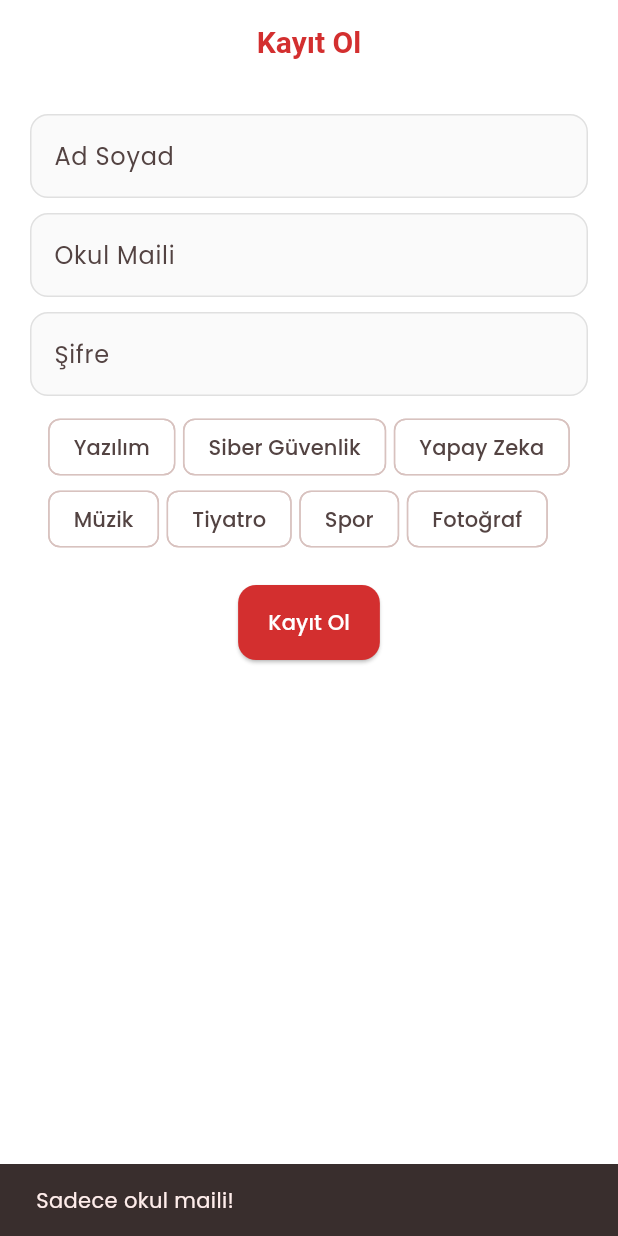
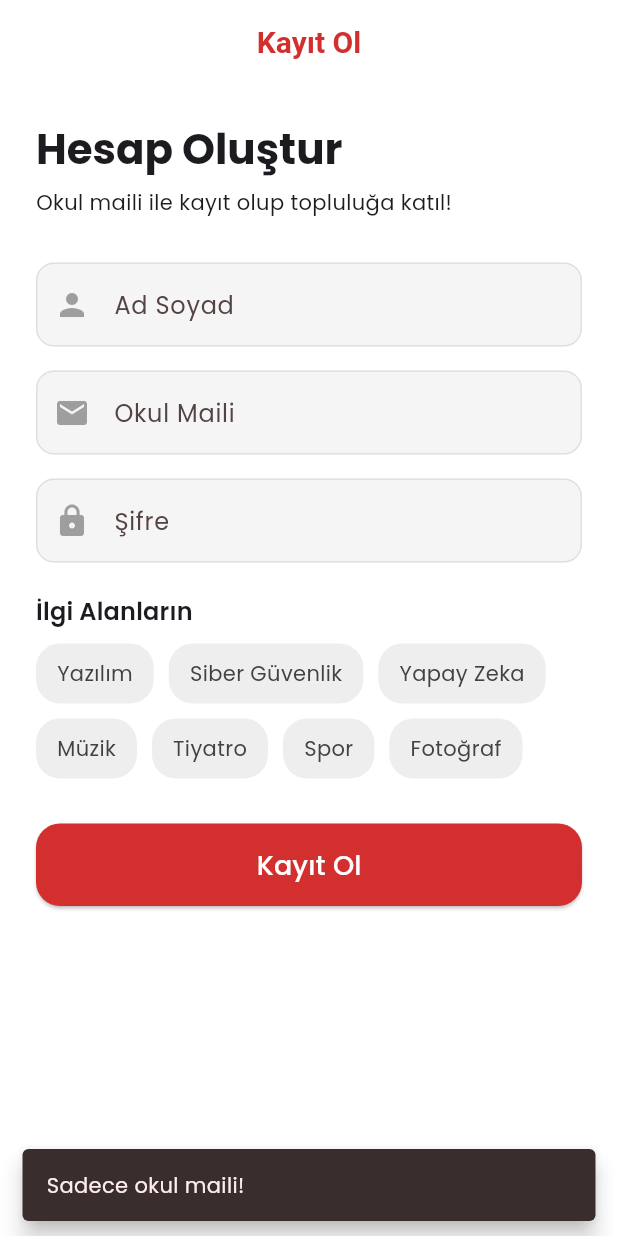
Before and after one commit to tubadeligoz/club-management-project, a Flutter app: the RegisterScreen screen opened directly, after a tap on "Kayıt Ol", on a phone screen of 412 x 824 dp. Run offline on Flutter 3.47's test engine with Material 3 defaults, Android fonts, the light colour scheme and no system bars; our stand-ins replace carousel_slider, cloud_firestore, firebase_auth, firebase_core, google_fonts, google_generative_ai and 2 more; accounts and stored records are empty; network calls fail.

Commit message:
kayıt olma ekranında güncellemeler yapıldı

```diff
--- a/lib/screens/register_screen.dart
+++ b/lib/screens/register_screen.dart
@@ -11,96 +11,228 @@ class RegisterScreen extends StatefulWidget {
 }
 
 class _RegisterScreenState extends State<RegisterScreen> {
-  final _nameController = TextEditingController();
-  final _emailController = TextEditingController();
-  final _passwordController = TextEditingController();
+  final _name = TextEditingController();
+  final _email = TextEditingController();
+  final _password = TextEditingController();
 
-  final List<String> _allInterests = ["Yazılım", "Siber Güvenlik", "Yapay Zeka", "Müzik", "Tiyatro", "Spor", "Fotoğraf"];
-  final List<String> _selectedInterests = [];
-  bool _isLoading = false;
+  final List<String> _allInterests = [
+    "Yazılım", "Siber Güvenlik", "Yapay Zeka", "Müzik", "Tiyatro", "Spor", "Fotoğraf"
+  ];
 
-  // Kontroller
-  bool _isEmailValid(String email) => email.endsWith('@dogus.edu.tr') || email.endsWith('@st.dogus.edu.tr');
+  final List<String> _selected = [];
+  bool _loading = false;
+
+  bool _isEmailValid(String email) =>
+      email.endsWith('@dogus.edu.tr') || email.endsWith('@st.dogus.edu.tr');
 
   String? _validatePassword(String password) {
-    if (password.length < 8) return "En az 8 karakter.";
-    if (!password.contains(RegExp(r'[A-Z]'))) return "Büyük harf gerekli.";
-    if (!password.contains(RegExp(r'[0-9]'))) return "Rakam gerekli.";
+    if (password.length < 8) return "En az 8 karakter";
+    if (!password.contains(RegExp(r'[A-Z]'))) return "Büyük harf gerekli";
+    if (!password.contains(RegExp(r'[0-9]'))) return "Rakam gerekli";
     return null;
   }
 
   Future<void> _register() async {
-    if (!_isEmailValid(_emailController.text.trim())) {
-      ScaffoldMessenger.of(context).showSnackBar(const SnackBar(content: Text("Sadece okul maili!")));
-      return;
-    }
-    String? passError = _validatePassword(_passwordController.text.trim());
-    if (passError != null) {
-      ScaffoldMessenger.of(context).showSnackBar(SnackBar(content: Text(passError)));
+    if (!_isEmailValid(_email.text.trim())) {
+      _showSnack("Sadece okul maili!");
       return;
     }
 
-    setState(() => _isLoading = true);
+    final pError = _validatePassword(_password.text.trim());
+    if (pError != null) {
+      _showSnack(pError);
+      return;
+    }
+
+    setState(() => _loading = true);
 
     try {
-      UserCredential cred = await FirebaseAuth.instance.createUserWithEmailAndPassword(
-        email: _emailController.text.trim(),
-        password: _passwordController.text.trim(),
+      final cred = await FirebaseAuth.instance.createUserWithEmailAndPassword(
+        email: _email.text.trim(),
+        password: _password.text.trim(),
       );
 
-      if (cred.user != null) {
       await cred.user!.sendEmailVerification();
 
-        // FİRESTORE KAYDI (VARSAYILAN ROL: OGRENCİ)
-        await FirebaseFirestore.instance.collection('users').doc(cred.user!.uid).set({
-          'name': _nameController.text.trim(),
-          'email': _emailController.text.trim(),
-          'interests': _selectedInterests,
+      await FirebaseFirestore.instance.collection("users").doc(cred.user!.uid).set({
+        'name': _name.text.trim(),
+        'email': _email.text.trim(),
+        'interests': _selected,
         'createdAt': FieldValue.serverTimestamp(),
         'isVerified': false,
-          'role': 'ogrenci', // <--- BURASI ÖNEMLİ
+        'role': 'ogrenci',
       });
 
       if (mounted) {
         showDialog(
           context: context,
           builder: (c) => AlertDialog(
+            shape: RoundedRectangleBorder(
+              borderRadius: BorderRadius.circular(16),
+            ),
             title: const Text("Doğrulama Maili Gönderildi"),
-              actions: [TextButton(onPressed: () => Navigator.pushReplacement(context, MaterialPageRoute(builder: (_) => const LoginScreen())), child: const Text("Giriş Yap"))],
-            )
+            content: const Text("Mailinizi kontrol edin"),
+            actions: [
+              TextButton(
+                onPressed: () => Navigator.pushReplacement(
+                  context,
+                  MaterialPageRoute(builder: (_) => const LoginScreen()),
+                ),
+                child: const Text("Giriş Yap"),
+              ),
+            ],
+          ),
         );
       }
+    } catch (e) {
+      _showSnack("Hata: $e");
+    } finally {
+      if (mounted) setState(() => _loading = false);
     }
-    } catch (e) {
-      if (mounted) ScaffoldMessenger.of(context).showSnackBar(SnackBar(content: Text("Hata: $e")));
-    } finally {
-      if (mounted) setState(() => _isLoading = false);
   }
+
+  void _showSnack(String msg) {
+    ScaffoldMessenger.of(context).showSnackBar(
+      SnackBar(content: Text(msg), behavior: SnackBarBehavior.floating),
+    );
   }
 
   @override
   Widget build(BuildContext context) {
     return Scaffold(
-      appBar: AppBar(title: const Text("Kayıt Ol")),
-      body: SingleChildScrollView(
-        padding: const EdgeInsets.all(20),
-        child: Column(
+      appBar: AppBar(
+        title: const Text("Kayıt Ol"),
+        elevation: 0,
+      ),
+      body: Padding(
+        padding: const EdgeInsets.symmetric(horizontal: 24),
+        child: ListView(
           children: [
-            TextField(controller: _nameController, decoration: const InputDecoration(labelText: "Ad Soyad", border: OutlineInputBorder())),
-            const SizedBox(height: 10),
-            TextField(controller: _emailController, decoration: const InputDecoration(labelText: "Okul Maili", border: OutlineInputBorder())),
-            const SizedBox(height: 10),
-            TextField(controller: _passwordController, obscureText: true, decoration: const InputDecoration(labelText: "Şifre", border: OutlineInputBorder())),
-            const SizedBox(height: 10),
-            Wrap(
-              spacing: 5,
-              children: _allInterests.map((i) => FilterChip(label: Text(i), selected: _selectedInterests.contains(i), onSelected: (s) => setState(() => s ? _selectedInterests.add(i) : _selectedInterests.remove(i)))).toList()
+            const SizedBox(height: 25),
+
+            Text(
+              "Hesap Oluştur",
+              style: Theme.of(context).textTheme.headlineMedium?.copyWith(
+                    fontWeight: FontWeight.bold,
+                  ),
+            ),
+            const SizedBox(height: 8),
+            Text(
+              "Okul maili ile kayıt olup topluluğa katıl!",
+              style: Theme.of(context).textTheme.bodyMedium,
+            ),
+            const SizedBox(height: 30),
+
+            // NAME
+            _ModernField(
+              controller: _name,
+              label: "Ad Soyad",
+              icon: Icons.person,
+            ),
+            const SizedBox(height: 16),
+
+            // EMAIL
+            _ModernField(
+              controller: _email,
+              label: "Okul Maili",
+              icon: Icons.email,
+            ),
+            const SizedBox(height: 16),
+
+            // PASSWORD
+            _ModernField(
+              controller: _password,
+              label: "Şifre",
+              icon: Icons.lock,
+              obscure: true,
             ),
             const SizedBox(height: 20),
-            ElevatedButton(onPressed: _isLoading ? null : _register, child: _isLoading ? const CircularProgressIndicator() : const Text("Kayıt Ol"))
+
+            Text(
+              "İlgi Alanların",
+              style: Theme.of(context).textTheme.titleMedium?.copyWith(fontWeight: FontWeight.w600),
+            ),
+            const SizedBox(height: 10),
+
+            Wrap(
+              spacing: 10,
+              runSpacing: 10,
+              children: _allInterests.map((i) {
+                final selected = _selected.contains(i);
+                return GestureDetector(
+                  onTap: () {
+                    setState(() {
+                      selected ? _selected.remove(i) : _selected.add(i);
+                    });
+                  },
+                  child: AnimatedContainer(
+                    duration: const Duration(milliseconds: 200),
+                    padding: const EdgeInsets.symmetric(horizontal: 14, vertical: 10),
+                    decoration: BoxDecoration(
+                      color: selected ? Colors.blue.shade100 : Colors.grey.shade200,
+                      borderRadius: BorderRadius.circular(16),
+                    ),
+                    child: Text(
+                      i,
+                      style: TextStyle(
+                        color: selected ? Colors.blue.shade900 : Colors.grey.shade800,
+                        fontWeight: selected ? FontWeight.bold : FontWeight.normal,
+                      ),
+                    ),
+                  ),
+                );
+              }).toList(),
+            ),
+
+            const SizedBox(height: 30),
+
+            // BUTTON
+            SizedBox(
+              height: 55,
+              child: ElevatedButton(
+                onPressed: _loading ? null : _register,
+                style: ElevatedButton.styleFrom(
+                  shape: RoundedRectangleBorder(borderRadius: BorderRadius.circular(16)),
+                ),
+                child: _loading
+                    ? const CircularProgressIndicator()
+                    : const Text("Kayıt Ol", style: TextStyle(fontSize: 18)),
+              ),
+            ),
+
+            const SizedBox(height: 40),
           ],
         ),
       ),
     );
   }
 }
+
+class _ModernField extends StatelessWidget {
+  final TextEditingController controller;
+  final String label;
+  final IconData icon;
+  final bool obscure;
+
+  const _ModernField({
+    required this.controller,
+    required this.label,
+    required this.icon,
+    this.obscure = false,
+  });
+
+  @override
+  Widget build(BuildContext context) {
+    return TextField(
+      controller: controller,
+      obscureText: obscure,
+      decoration: InputDecoration(
+        labelText: label,
+        prefixIcon: Icon(icon),
+        filled: true,
+        fillColor: Colors.grey.shade100,
+        border: OutlineInputBorder(borderRadius: BorderRadius.circular(16)),
+      ),
+    );
+  }
+}
```
Lines whose indentation alone changed are shown as unchanged.
